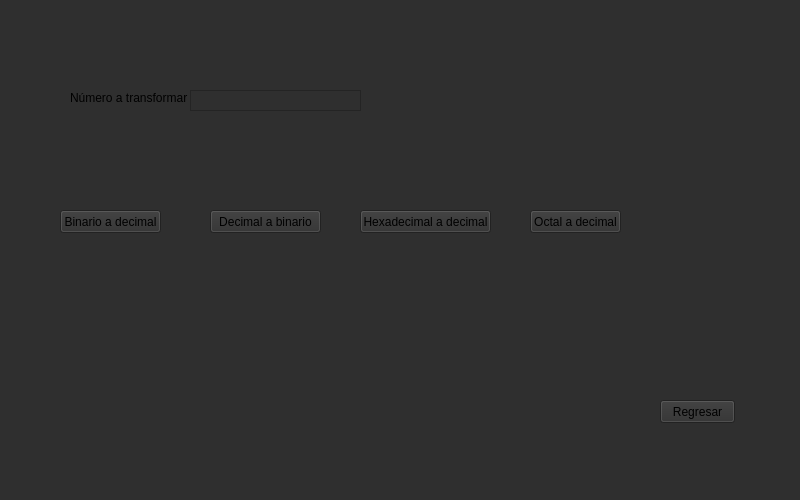
Above: Proyecto/SistemasNumeros.ui from Vrouqen/Metodos-Numericos before the change. Below: the same form after it.
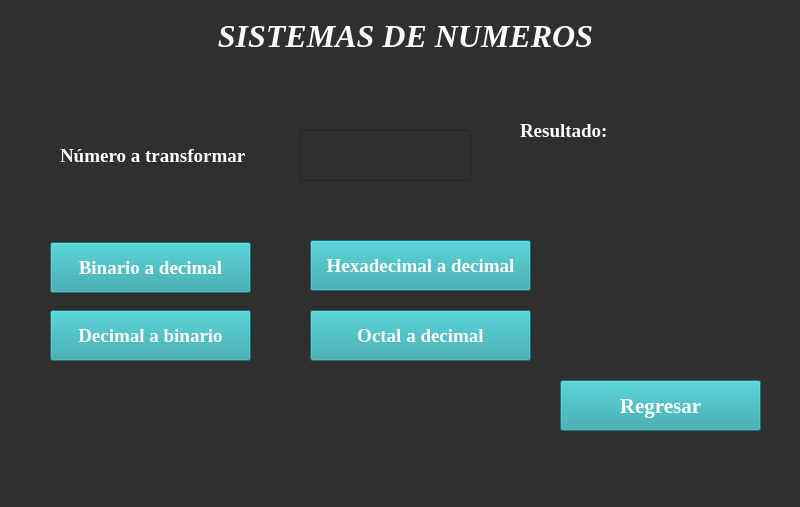
That is the form after the change.

Commit message:
Mejora en el aspecto de todas la ventanas
Ajustes en los colores y tipo de letra.

```diff
--- a/Proyecto/SistemasNumeros.ui
+++ b/Proyecto/SistemasNumeros.ui
@@ -7,7 +7,7 @@
     <x>0</x>
     <y>0</y>
     <width>800</width>
-    <height>500</height>
+    <height>507</height>
    </rect>
   </property>
   <property name="windowTitle">
@@ -20,12 +20,24 @@
    <widget class="QPushButton" name="botonRegresar">
     <property name="geometry">
      <rect>
-      <x>660</x>
-      <y>400</y>
-      <width>75</width>
-      <height>23</height>
+      <x>560</x>
+      <y>380</y>
+      <width>201</width>
+      <height>51</height>
      </rect>
     </property>
+    <property name="font">
+     <font>
+      <family>Times New Roman</family>
+      <pointsize>16</pointsize>
+      <weight>75</weight>
+      <bold>true</bold>
+     </font>
+    </property>
+    <property name="styleSheet">
+     <string notr="true">color: rgb(255,255,255);
+background-color: rgb(37,160,166);</string>
+    </property>
     <property name="text">
      <string>Regresar</string>
     </property>
@@ -33,12 +45,23 @@
    <widget class="QLabel" name="labelNum">
     <property name="geometry">
      <rect>
-      <x>70</x>
-      <y>90</y>
-      <width>121</width>
-      <height>16</height>
+      <x>60</x>
+      <y>140</y>
+      <width>211</width>
+      <height>31</height>
      </rect>
     </property>
+    <property name="font">
+     <font>
+      <family>Times New Roman</family>
+      <pointsize>14</pointsize>
+      <weight>75</weight>
+      <bold>true</bold>
+     </font>
+    </property>
+    <property name="styleSheet">
+     <string notr="true">color: rgb(255,255,255);</string>
+    </property>
     <property name="text">
      <string>Número a transformar</string>
     </property>
@@ -46,12 +69,21 @@
    <widget class="QTextEdit" name="textNumero">
     <property name="geometry">
      <rect>
-      <x>190</x>
-      <y>90</y>
+      <x>300</x>
+      <y>130</y>
       <width>171</width>
-      <height>21</height>
+      <height>51</height>
      </rect>
     </property>
+    <property name="font">
+     <font>
+      <family>Times New Roman</family>
+      <pointsize>14</pointsize>
+     </font>
+    </property>
+    <property name="styleSheet">
+     <string notr="true">color: rgb(255,255,255);</string>
+    </property>
     <property name="verticalScrollBarPolicy">
      <enum>Qt::ScrollBarAlwaysOff</enum>
     </property>
@@ -59,12 +91,24 @@
    <widget class="QPushButton" name="botonBinToDec">
     <property name="geometry">
      <rect>
-      <x>60</x>
-      <y>210</y>
-      <width>101</width>
-      <height>23</height>
+      <x>50</x>
+      <y>242</y>
+      <width>201</width>
+      <height>51</height>
      </rect>
     </property>
+    <property name="font">
+     <font>
+      <family>Times New Roman</family>
+      <pointsize>14</pointsize>
+      <weight>75</weight>
+      <bold>true</bold>
+     </font>
+    </property>
+    <property name="styleSheet">
+     <string notr="true">color: rgb(255,255,255);
+background-color: rgb(37,160,166);</string>
+    </property>
     <property name="text">
      <string>Binario a decimal</string>
     </property>
@@ -72,12 +116,24 @@
    <widget class="QPushButton" name="botonDecToBin">
     <property name="geometry">
      <rect>
-      <x>210</x>
-      <y>210</y>
-      <width>111</width>
-      <height>23</height>
+      <x>50</x>
+      <y>310</y>
+      <width>201</width>
+      <height>51</height>
      </rect>
     </property>
+    <property name="font">
+     <font>
+      <family>Times New Roman</family>
+      <pointsize>14</pointsize>
+      <weight>75</weight>
+      <bold>true</bold>
+     </font>
+    </property>
+    <property name="styleSheet">
+     <string notr="true">color: rgb(255,255,255);
+background-color: rgb(37,160,166);</string>
+    </property>
     <property name="text">
      <string>Decimal a binario</string>
     </property>
@@ -85,12 +141,24 @@
    <widget class="QPushButton" name="botonHexaToDec">
     <property name="geometry">
      <rect>
-      <x>360</x>
-      <y>210</y>
-      <width>131</width>
-      <height>23</height>
+      <x>310</x>
+      <y>240</y>
+      <width>221</width>
+      <height>51</height>
      </rect>
     </property>
+    <property name="font">
+     <font>
+      <family>Times New Roman</family>
+      <pointsize>14</pointsize>
+      <weight>75</weight>
+      <bold>true</bold>
+     </font>
+    </property>
+    <property name="styleSheet">
+     <string notr="true">color: rgb(255,255,255);
+background-color: rgb(37,160,166);</string>
+    </property>
     <property name="text">
      <string>Hexadecimal a decimal</string>
     </property>
@@ -98,12 +166,24 @@
    <widget class="QPushButton" name="botonOctToDec">
     <property name="geometry">
      <rect>
-      <x>530</x>
-      <y>210</y>
-      <width>91</width>
-      <height>23</height>
+      <x>310</x>
+      <y>310</y>
+      <width>221</width>
+      <height>51</height>
      </rect>
     </property>
+    <property name="font">
+     <font>
+      <family>Times New Roman</family>
+      <pointsize>14</pointsize>
+      <weight>75</weight>
+      <bold>true</bold>
+     </font>
+    </property>
+    <property name="styleSheet">
+     <string notr="true">color: rgb(255,255,255);
+background-color: rgb(37,160,166);</string>
+    </property>
     <property name="text">
      <string>Octal a decimal</string>
     </property>
@@ -111,16 +191,77 @@
    <widget class="QLabel" name="labelNumTransformado">
     <property name="geometry">
      <rect>
-      <x>400</x>
-      <y>90</y>
+      <x>520</x>
+      <y>155</y>
       <width>261</width>
-      <height>31</height>
+      <height>41</height>
      </rect>
     </property>
+    <property name="font">
+     <font>
+      <family>Times New Roman</family>
+      <pointsize>16</pointsize>
+     </font>
+    </property>
+    <property name="styleSheet">
+     <string notr="true">color: rgb(255,255,255);</string>
+    </property>
     <property name="text">
      <string/>
     </property>
    </widget>
+   <widget class="QLabel" name="label">
+    <property name="geometry">
+     <rect>
+      <x>520</x>
+      <y>120</y>
+      <width>111</width>
+      <height>21</height>
+     </rect>
+    </property>
+    <property name="font">
+     <font>
+      <family>Times New Roman</family>
+      <pointsize>14</pointsize>
+      <weight>75</weight>
+      <bold>true</bold>
+     </font>
+    </property>
+    <property name="styleSheet">
+     <string notr="true">color: rgb(255,255,255);</string>
+    </property>
+    <property name="text">
+     <string>Resultado:</string>
+    </property>
+   </widget>
+   <widget class="QLabel" name="labelTema">
+    <property name="geometry">
+     <rect>
+      <x>10</x>
+      <y>10</y>
+      <width>791</width>
+      <height>51</height>
+     </rect>
+    </property>
+    <property name="font">
+     <font>
+      <family>Times New Roman</family>
+      <pointsize>24</pointsize>
+      <weight>75</weight>
+      <italic>true</italic>
+      <bold>true</bold>
+     </font>
+    </property>
+    <property name="styleSheet">
+     <string notr="true">color: rgb(255,255,255);</string>
+    </property>
+    <property name="text">
+     <string>SISTEMAS DE NUMEROS</string>
+    </property>
+    <property name="alignment">
+     <set>Qt::AlignCenter</set>
+    </property>
+   </widget>
   </widget>
   <widget class="QMenuBar" name="menubar">
    <property name="geometry">
```
Left out of the diff: 2 changed lines with no effect on the pictures. The commit also changes 5 other files.
